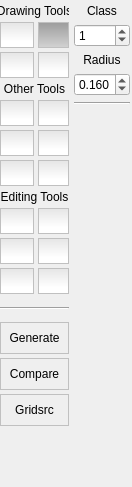
This is MLDemos/drawingTools.ui in b4silio/MLDemos as Qt 5 draws it before an edit. The edited form follows.
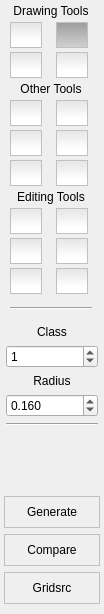
This is the edited form. Icons and pictures are not drawn.

What changed in the file:
```diff
--- a/MLDemos/drawingTools.ui
+++ b/MLDemos/drawingTools.ui
@@ -6,8 +6,8 @@
    <rect>
     <x>0</x>
     <y>0</y>
-    <width>132</width>
-    <height>487</height>
+    <width>104</width>
+    <height>614</height>
    </rect>
   </property>
   <property name="sizePolicy">
@@ -16,30 +16,36 @@
     <verstretch>0</verstretch>
    </sizepolicy>
   </property>
+  <property name="maximumSize">
+   <size>
+    <width>104</width>
+    <height>16777215</height>
+   </size>
+  </property>
   <property name="windowTitle">
    <string>Drawing Toolbar</string>
   </property>
   <property name="autoFillBackground">
    <bool>false</bool>
   </property>
-  <layout class="QHBoxLayout" name="horizontalLayout" stretch="0,1">
+  <layout class="QVBoxLayout" name="verticalLayout_3" stretch="0,0,1,0">
    <property name="spacing">
     <number>3</number>
    </property>
    <property name="leftMargin">
-    <number>0</number>
+    <number>4</number>
    </property>
    <property name="topMargin">
     <number>0</number>
    </property>
    <property name="rightMargin">
-    <number>0</number>
+    <number>4</number>
    </property>
    <property name="bottomMargin">
-    <number>0</number>
+    <number>10</number>
    </property>
    <item>
-    <widget class="QWidget" name="widget" native="true">
+    <widget class="QWidget" name="toolButtons" native="true">
      <property name="sizePolicy">
       <sizepolicy hsizetype="MinimumExpanding" vsizetype="MinimumExpanding">
        <horstretch>0</horstretch>
@@ -52,13 +58,7 @@
        <height>0</height>
       </size>
      </property>
-     <layout class="QFormLayout" name="formLayout">
-      <property name="horizontalSpacing">
-       <number>4</number>
-      </property>
-      <property name="verticalSpacing">
-       <number>4</number>
-      </property>
+     <layout class="QGridLayout" name="gridLayout">
       <property name="leftMargin">
        <number>0</number>
       </property>
@@ -71,6 +71,9 @@
       <property name="bottomMargin">
        <number>0</number>
       </property>
+      <property name="spacing">
+       <number>4</number>
+      </property>
       <item row="0" column="0" colspan="2">
        <widget class="QLabel" name="label_0">
         <property name="font">
@@ -94,6 +97,12 @@
           <height>26</height>
          </size>
         </property>
+        <property name="maximumSize">
+         <size>
+          <width>32</width>
+          <height>16777215</height>
+         </size>
+        </property>
         <property name="font">
          <font>
           <pointsize>9</pointsize>
@@ -162,6 +171,12 @@
           <height>26</height>
          </size>
         </property>
+        <property name="maximumSize">
+         <size>
+          <width>32</width>
+          <height>16777215</height>
+         </size>
+        </property>
         <property name="font">
          <font>
           <pointsize>9</pointsize>
@@ -227,6 +242,12 @@
           <height>26</height>
          </size>
         </property>
+        <property name="maximumSize">
+         <size>
+          <width>32</width>
+          <height>16777215</height>
+         </size>
+        </property>
         <property name="font">
          <font>
           <pointsize>9</pointsize>
@@ -295,6 +316,12 @@
           <height>26</height>
          </size>
         </property>
+        <property name="maximumSize">
+         <size>
+          <width>32</width>
+          <height>16777215</height>
+         </size>
+        </property>
         <property name="font">
          <font>
           <pointsize>9</pointsize>
@@ -349,7 +376,7 @@
         </attribute>
        </widget>
       </item>
-      <item row="5" column="0" colspan="2">
+      <item row="3" column="0" colspan="2">
        <widget class="QLabel" name="label_1">
         <property name="font">
          <font>
@@ -364,7 +391,7 @@
         </property>
        </widget>
       </item>
-      <item row="6" column="0">
+      <item row="4" column="0">
        <widget class="QPushButton" name="spray3DButton">
         <property name="minimumSize">
          <size>
@@ -372,6 +399,12 @@
           <height>26</height>
          </size>
         </property>
+        <property name="maximumSize">
+         <size>
+          <width>32</width>
+          <height>16777215</height>
+         </size>
+        </property>
         <property name="font">
          <font>
           <pointsize>9</pointsize>
@@ -426,7 +459,7 @@
         </attribute>
        </widget>
       </item>
-      <item row="6" column="1">
+      <item row="4" column="1">
        <widget class="QPushButton" name="trajectoryButton">
         <property name="minimumSize">
          <size>
@@ -434,6 +467,12 @@
           <height>26</height>
          </size>
         </property>
+        <property name="maximumSize">
+         <size>
+          <width>32</width>
+          <height>16777215</height>
+         </size>
+        </property>
         <property name="font">
          <font>
           <pointsize>9</pointsize>
@@ -494,7 +533,7 @@
         </attribute>
        </widget>
       </item>
-      <item row="7" column="0">
+      <item row="5" column="0">
        <widget class="QPushButton" name="paintButton">
         <property name="minimumSize">
          <size>
@@ -502,6 +541,12 @@
           <height>26</height>
          </size>
         </property>
+        <property name="maximumSize">
+         <size>
+          <width>32</width>
+          <height>16777215</height>
+         </size>
+        </property>
         <property name="font">
          <font>
           <pointsize>9</pointsize>
@@ -556,7 +601,7 @@
         </attribute>
        </widget>
       </item>
-      <item row="7" column="1">
+      <item row="5" column="1">
        <widget class="QPushButton" name="obstacleButton">
         <property name="minimumSize">
          <size>
@@ -564,6 +609,12 @@
           <height>26</height>
          </size>
         </property>
+        <property name="maximumSize">
+         <size>
+          <width>32</width>
+          <height>16777215</height>
+         </size>
+        </property>
         <property name="font">
          <font>
           <pointsize>9</pointsize>
@@ -618,7 +669,7 @@
         </attribute>
        </widget>
       </item>
-      <item row="8" column="0">
+      <item row="6" column="0">
        <widget class="QPushButton" name="lineButton">
         <property name="minimumSize">
          <size>
@@ -626,6 +677,12 @@
           <height>26</height>
          </size>
         </property>
+        <property name="maximumSize">
+         <size>
+          <width>32</width>
+          <height>16777215</height>
+         </size>
+        </property>
         <property name="font">
          <font>
           <pointsize>9</pointsize>
@@ -686,7 +743,7 @@
         </attribute>
        </widget>
       </item>
-      <item row="8" column="1">
+      <item row="6" column="1">
        <widget class="QPushButton" name="ellipseButton">
         <property name="minimumSize">
          <size>
@@ -694,6 +751,12 @@
           <height>26</height>
          </size>
         </property>
+        <property name="maximumSize">
+         <size>
+          <width>32</width>
+          <height>16777215</height>
+         </size>
+        </property>
         <property name="font">
          <font>
           <pointsize>9</pointsize>
@@ -754,7 +817,7 @@
         </attribute>
        </widget>
       </item>
-      <item row="10" column="0" colspan="2">
+      <item row="7" column="0" colspan="2">
        <widget class="QLabel" name="label_2">
         <property name="font">
          <font>
@@ -769,7 +832,7 @@
         </property>
        </widget>
       </item>
-      <item row="11" column="0">
+      <item row="8" column="0">
        <widget class="QPushButton" name="dragButton">
         <property name="minimumSize">
          <size>
@@ -777,6 +840,12 @@
           <height>26</height>
          </size>
         </property>
+        <property name="maximumSize">
+         <size>
+          <width>32</width>
+          <height>16777215</height>
+         </size>
+        </property>
         <property name="font">
          <font>
           <pointsize>9</pointsize>
@@ -831,7 +900,7 @@
         </attribute>
        </widget>
       </item>
-      <item row="11" column="1">
+      <item row="8" column="1">
        <widget class="QPushButton" name="moveButton">
         <property name="minimumSize">
          <size>
@@ -839,6 +908,12 @@
           <height>26</height>
          </size>
         </property>
+        <property name="maximumSize">
+         <size>
+          <width>32</width>
+          <height>16777215</height>
+         </size>
+        </property>
         <property name="font">
          <font>
           <pointsize>9</pointsize>
@@ -893,7 +968,7 @@
         </attribute>
        </widget>
       </item>
-      <item row="12" column="0">
+      <item row="9" column="0">
        <widget class="QPushButton" name="moveClassButton">
         <property name="minimumSize">
          <size>
@@ -901,6 +976,12 @@
           <height>26</height>
          </size>
         </property>
+        <property name="maximumSize">
+         <size>
+          <width>32</width>
+          <height>16777215</height>
+         </size>
+        </property>
         <property name="font">
          <font>
           <pointsize>9</pointsize>
@@ -955,7 +1036,7 @@
         </attribute>
        </widget>
       </item>
-      <item row="12" column="1">
+      <item row="9" column="1">
        <widget class="QPushButton" name="extrudeButton">
         <property name="minimumSize">
          <size>
@@ -963,6 +1044,12 @@
           <height>26</height>
          </size>
         </property>
+        <property name="maximumSize">
+         <size>
+          <width>32</width>
+          <height>16777215</height>
+         </size>
+        </property>
         <property name="font">
          <font>
           <pointsize>9</pointsize>
@@ -1017,7 +1104,7 @@
         </attribute>
        </widget>
       </item>
-      <item row="13" column="0">
+      <item row="10" column="0">
        <widget class="QPushButton" name="dimPlusButton">
         <property name="minimumSize">
          <size>
@@ -1025,6 +1112,12 @@
           <height>26</height>
          </size>
         </property>
+        <property name="maximumSize">
+         <size>
+          <width>32</width>
+          <height>16777215</height>
+         </size>
+        </property>
         <property name="font">
          <font>
           <pointsize>9</pointsize>
@@ -1085,7 +1178,7 @@
         </attribute>
        </widget>
       </item>
-      <item row="13" column="1">
+      <item row="10" column="1">
        <widget class="QPushButton" name="dimLessButton">
         <property name="minimumSize">
          <size>
@@ -1093,6 +1186,12 @@
           <height>26</height>
          </size>
         </property>
+        <property name="maximumSize">
+         <size>
+          <width>32</width>
+          <height>16777215</height>
+         </size>
+        </property>
         <property name="font">
          <font>
           <pointsize>9</pointsize>
@@ -1153,7 +1252,7 @@
         </attribute>
        </widget>
       </item>
-      <item row="15" column="0" colspan="2">
+      <item row="11" column="0" colspan="2">
        <widget class="Line" name="line_5">
         <property name="minimumSize">
          <size>
@@ -1166,192 +1265,6 @@
         </property>
        </widget>
       </item>
-      <item row="16" column="0" colspan="2">
-       <widget class="QPushButton" name="datasetGeneratorButton">
-        <property name="minimumSize">
-         <size>
-          <width>0</width>
-          <height>32</height>
-         </size>
-        </property>
-        <property name="font">
-         <font>
-          <pointsize>9</pointsize>
-         </font>
-        </property>
-        <property name="toolTip">
-         <string>&lt;!DOCTYPE HTML PUBLIC &quot;-//W3C//DTD HTML 4.0//EN&quot; &quot;http://www.w3.org/TR/REC-html40/strict.dtd&quot;&gt;
-&lt;html&gt;&lt;head&gt;&lt;meta name=&quot;qrichtext&quot; content=&quot;1&quot; /&gt;&lt;style type=&quot;text/css&quot;&gt;
-p, li { white-space: pre-wrap; }
-&lt;/style&gt;&lt;/head&gt;&lt;body style=&quot; font-family:'Lucida Grande'; font-size:9pt; font-weight:400; font-style:normal;&quot;&gt;
-&lt;p style=&quot; margin-top:0px; margin-bottom:0px; margin-left:0px; margin-right:0px; -qt-block-indent:0; text-indent:0px;&quot;&gt;Change samples labels&lt;/p&gt;&lt;/body&gt;&lt;/html&gt;</string>
-        </property>
-        <property name="styleSheet">
-         <string notr="true">QPushButton {
-border-style: ridge;
-border-width: 1px;
-border-color: gray;
-#background-color: qlineargradient( x1:0 y1:-0.5, x2:0 y2:0.75, stop:0 lightgray, stop:1 white);
-}
-
-QPushButton:checked {
-#background-color: qlineargradient( x1:0 y1:-0.5, x2:0 y2:1, stop:0 gray, stop:1 lightgray);
-}</string>
-        </property>
-        <property name="text">
-         <string>Generate</string>
-        </property>
-        <property name="icon">
-         <iconset resource="mldemos.qrc">
-          <normaloff>:/MLDemos/icons/icons_datagenerator.png</normaloff>:/MLDemos/icons/icons_datagenerator.png</iconset>
-        </property>
-        <property name="iconSize">
-         <size>
-          <width>20</width>
-          <height>20</height>
-         </size>
-        </property>
-        <property name="checkable">
-         <bool>true</bool>
-        </property>
-        <property name="checked">
-         <bool>false</bool>
-        </property>
-        <property name="autoDefault">
-         <bool>false</bool>
-        </property>
-        <property name="default">
-         <bool>false</bool>
-        </property>
-        <property name="flat">
-         <bool>false</bool>
-        </property>
-       </widget>
-      </item>
-      <item row="17" column="0" colspan="2">
-       <widget class="QPushButton" name="compareButton">
-        <property name="minimumSize">
-         <size>
-          <width>0</width>
-          <height>32</height>
-         </size>
-        </property>
-        <property name="font">
-         <font>
-          <pointsize>9</pointsize>
-         </font>
-        </property>
-        <property name="toolTip">
-         <string>&lt;!DOCTYPE HTML PUBLIC &quot;-//W3C//DTD HTML 4.0//EN&quot; &quot;http://www.w3.org/TR/REC-html40/strict.dtd&quot;&gt;
-&lt;html&gt;&lt;head&gt;&lt;meta name=&quot;qrichtext&quot; content=&quot;1&quot; /&gt;&lt;style type=&quot;text/css&quot;&gt;
-p, li { white-space: pre-wrap; }
-&lt;/style&gt;&lt;/head&gt;&lt;body style=&quot; font-family:'Lucida Grande'; font-size:9pt; font-weight:400; font-style:normal;&quot;&gt;
-&lt;p style=&quot; margin-top:0px; margin-bottom:0px; margin-left:0px; margin-right:0px; -qt-block-indent:0; text-indent:0px;&quot;&gt;Change samples labels&lt;/p&gt;&lt;/body&gt;&lt;/html&gt;</string>
-        </property>
-        <property name="styleSheet">
-         <string notr="true">QPushButton {
-border-style: ridge;
-border-width: 1px;
-border-color: gray;
-#background-color: qlineargradient( x1:0 y1:-0.5, x2:0 y2:0.75, stop:0 lightgray, stop:1 white);
-}
-
-QPushButton:checked {
-#background-color: qlineargradient( x1:0 y1:-0.5, x2:0 y2:1, stop:0 gray, stop:1 lightgray);
-}</string>
-        </property>
-        <property name="text">
-         <string>Compare</string>
-        </property>
-        <property name="icon">
-         <iconset resource="mldemos.qrc">
-          <normaloff>:/MLDemos/icons/icons_compare.png</normaloff>:/MLDemos/icons/icons_compare.png</iconset>
-        </property>
-        <property name="iconSize">
-         <size>
-          <width>20</width>
-          <height>20</height>
-         </size>
-        </property>
-        <property name="checkable">
-         <bool>true</bool>
-        </property>
-        <property name="checked">
-         <bool>false</bool>
-        </property>
-        <property name="autoDefault">
-         <bool>false</bool>
-        </property>
-        <property name="default">
-         <bool>false</bool>
-        </property>
-        <property name="flat">
-         <bool>false</bool>
-        </property>
-       </widget>
-      </item>
-      <item row="18" column="0" colspan="2">
-       <widget class="QPushButton" name="gridsearchButton">
-        <property name="minimumSize">
-         <size>
-          <width>0</width>
-          <height>32</height>
-         </size>
-        </property>
-        <property name="font">
-         <font>
-          <pointsize>9</pointsize>
-         </font>
-        </property>
-        <property name="toolTip">
-         <string>&lt;!DOCTYPE HTML PUBLIC &quot;-//W3C//DTD HTML 4.0//EN&quot; &quot;http://www.w3.org/TR/REC-html40/strict.dtd&quot;&gt;
-&lt;html&gt;&lt;head&gt;&lt;meta name=&quot;qrichtext&quot; content=&quot;1&quot; /&gt;&lt;style type=&quot;text/css&quot;&gt;
-p, li { white-space: pre-wrap; }
-&lt;/style&gt;&lt;/head&gt;&lt;body style=&quot; font-family:'Lucida Grande'; font-size:9pt; font-weight:400; font-style:normal;&quot;&gt;
-&lt;p style=&quot; margin-top:0px; margin-bottom:0px; margin-left:0px; margin-right:0px; -qt-block-indent:0; text-indent:0px;&quot;&gt;Change samples labels&lt;/p&gt;&lt;/body&gt;&lt;/html&gt;</string>
-        </property>
-        <property name="styleSheet">
-         <string notr="true">QPushButton {
-border-style: ridge;
-border-width: 1px;
-border-color: gray;
-#background-color: qlineargradient( x1:0 y1:-0.5, x2:0 y2:0.75, stop:0 lightgray, stop:1 white);
-}
-
-QPushButton:checked {
-#background-color: qlineargradient( x1:0 y1:-0.5, x2:0 y2:1, stop:0 gray, stop:1 lightgray);
-}</string>
-        </property>
-        <property name="text">
-         <string>Gridsrc</string>
-        </property>
-        <property name="icon">
-         <iconset resource="mldemos.qrc">
-          <normaloff>:/MLDemos/icons/icons_gridsearch.png</normaloff>:/MLDemos/icons/icons_gridsearch.png</iconset>
-        </property>
-        <property name="iconSize">
-         <size>
-          <width>20</width>
-          <height>20</height>
-         </size>
-        </property>
-        <property name="checkable">
-         <bool>true</bool>
-        </property>
-        <property name="checked">
-         <bool>false</bool>
-        </property>
-        <property name="autoDefault">
-         <bool>false</bool>
-        </property>
-        <property name="default">
-         <bool>false</bool>
-        </property>
-        <property name="flat">
-         <bool>false</bool>
-        </property>
-       </widget>
-      </item>
      </layout>
     </widget>
    </item>
@@ -1479,6 +1392,229 @@
      </layout>
     </widget>
    </item>
+   <item>
+    <spacer name="verticalSpacer">
+     <property name="orientation">
+      <enum>Qt::Vertical</enum>
+     </property>
+     <property name="sizeHint" stdset="0">
+      <size>
+       <width>20</width>
+       <height>40</height>
+      </size>
+     </property>
+    </spacer>
+   </item>
+   <item>
+    <widget class="QWidget" name="toolGenerate" native="true">
+     <property name="maximumSize">
+      <size>
+       <width>16777215</width>
+       <height>16777215</height>
+      </size>
+     </property>
+     <layout class="QVBoxLayout" name="verticalLayout_4">
+      <property name="leftMargin">
+       <number>0</number>
+      </property>
+      <property name="topMargin">
+       <number>0</number>
+      </property>
+      <property name="rightMargin">
+       <number>0</number>
+      </property>
+      <property name="bottomMargin">
+       <number>0</number>
+      </property>
+      <item>
+       <widget class="QPushButton" name="datasetGeneratorButton">
+        <property name="minimumSize">
+         <size>
+          <width>0</width>
+          <height>32</height>
+         </size>
+        </property>
+        <property name="font">
+         <font>
+          <pointsize>9</pointsize>
+         </font>
+        </property>
+        <property name="toolTip">
+         <string>&lt;!DOCTYPE HTML PUBLIC &quot;-//W3C//DTD HTML 4.0//EN&quot; &quot;http://www.w3.org/TR/REC-html40/strict.dtd&quot;&gt;
+&lt;html&gt;&lt;head&gt;&lt;meta name=&quot;qrichtext&quot; content=&quot;1&quot; /&gt;&lt;style type=&quot;text/css&quot;&gt;
+p, li { white-space: pre-wrap; }
+&lt;/style&gt;&lt;/head&gt;&lt;body style=&quot; font-family:'Lucida Grande'; font-size:9pt; font-weight:400; font-style:normal;&quot;&gt;
+&lt;p style=&quot; margin-top:0px; margin-bottom:0px; margin-left:0px; margin-right:0px; -qt-block-indent:0; text-indent:0px;&quot;&gt;Change samples labels&lt;/p&gt;&lt;/body&gt;&lt;/html&gt;</string>
+        </property>
+        <property name="styleSheet">
+         <string notr="true">QPushButton {
+border-style: ridge;
+border-width: 1px;
+border-color: gray;
+#background-color: qlineargradient( x1:0 y1:-0.5, x2:0 y2:0.75, stop:0 lightgray, stop:1 white);
+}
+
+QPushButton:checked {
+#background-color: qlineargradient( x1:0 y1:-0.5, x2:0 y2:1, stop:0 gray, stop:1 lightgray);
+}</string>
+        </property>
+        <property name="text">
+         <string>Generate</string>
+        </property>
+        <property name="icon">
+         <iconset resource="mldemos.qrc">
+          <normaloff>:/MLDemos/icons/icons_datagenerator.png</normaloff>:/MLDemos/icons/icons_datagenerator.png</iconset>
+        </property>
+        <property name="iconSize">
+         <size>
+          <width>20</width>
+          <height>20</height>
+         </size>
+        </property>
+        <property name="checkable">
+         <bool>true</bool>
+        </property>
+        <property name="checked">
+         <bool>false</bool>
+        </property>
+        <property name="autoDefault">
+         <bool>false</bool>
+        </property>
+        <property name="default">
+         <bool>false</bool>
+        </property>
+        <property name="flat">
+         <bool>false</bool>
+        </property>
+       </widget>
+      </item>
+      <item>
+       <widget class="QPushButton" name="compareButton">
+        <property name="minimumSize">
+         <size>
+          <width>0</width>
+          <height>32</height>
+         </size>
+        </property>
+        <property name="font">
+         <font>
+          <pointsize>9</pointsize>
+         </font>
+        </property>
+        <property name="toolTip">
+         <string>&lt;!DOCTYPE HTML PUBLIC &quot;-//W3C//DTD HTML 4.0//EN&quot; &quot;http://www.w3.org/TR/REC-html40/strict.dtd&quot;&gt;
+&lt;html&gt;&lt;head&gt;&lt;meta name=&quot;qrichtext&quot; content=&quot;1&quot; /&gt;&lt;style type=&quot;text/css&quot;&gt;
+p, li { white-space: pre-wrap; }
+&lt;/style&gt;&lt;/head&gt;&lt;body style=&quot; font-family:'Lucida Grande'; font-size:9pt; font-weight:400; font-style:normal;&quot;&gt;
+&lt;p style=&quot; margin-top:0px; margin-bottom:0px; margin-left:0px; margin-right:0px; -qt-block-indent:0; text-indent:0px;&quot;&gt;Change samples labels&lt;/p&gt;&lt;/body&gt;&lt;/html&gt;</string>
+        </property>
+        <property name="styleSheet">
+         <string notr="true">QPushButton {
+border-style: ridge;
+border-width: 1px;
+border-color: gray;
+#background-color: qlineargradient( x1:0 y1:-0.5, x2:0 y2:0.75, stop:0 lightgray, stop:1 white);
+}
+
+QPushButton:checked {
+#background-color: qlineargradient( x1:0 y1:-0.5, x2:0 y2:1, stop:0 gray, stop:1 lightgray);
+}</string>
+        </property>
+        <property name="text">
+         <string>Compare</string>
+        </property>
+        <property name="icon">
+         <iconset resource="mldemos.qrc">
+          <normaloff>:/MLDemos/icons/icons_compare.png</normaloff>:/MLDemos/icons/icons_compare.png</iconset>
+        </property>
+        <property name="iconSize">
+         <size>
+          <width>20</width>
+          <height>20</height>
+         </size>
+        </property>
+        <property name="checkable">
+         <bool>true</bool>
+        </property>
+        <property name="checked">
+         <bool>false</bool>
+        </property>
+        <property name="autoDefault">
+         <bool>false</bool>
+        </property>
+        <property name="default">
+         <bool>false</bool>
+        </property>
+        <property name="flat">
+         <bool>false</bool>
+        </property>
+       </widget>
+      </item>
+      <item>
+       <widget class="QPushButton" name="gridsearchButton">
+        <property name="minimumSize">
+         <size>
+          <width>0</width>
+          <height>32</height>
+         </size>
+        </property>
+        <property name="font">
+         <font>
+          <pointsize>9</pointsize>
+         </font>
+        </property>
+        <property name="toolTip">
+         <string>&lt;!DOCTYPE HTML PUBLIC &quot;-//W3C//DTD HTML 4.0//EN&quot; &quot;http://www.w3.org/TR/REC-html40/strict.dtd&quot;&gt;
+&lt;html&gt;&lt;head&gt;&lt;meta name=&quot;qrichtext&quot; content=&quot;1&quot; /&gt;&lt;style type=&quot;text/css&quot;&gt;
+p, li { white-space: pre-wrap; }
+&lt;/style&gt;&lt;/head&gt;&lt;body style=&quot; font-family:'Lucida Grande'; font-size:9pt; font-weight:400; font-style:normal;&quot;&gt;
+&lt;p style=&quot; margin-top:0px; margin-bottom:0px; margin-left:0px; margin-right:0px; -qt-block-indent:0; text-indent:0px;&quot;&gt;Change samples labels&lt;/p&gt;&lt;/body&gt;&lt;/html&gt;</string>
+        </property>
+        <property name="styleSheet">
+         <string notr="true">QPushButton {
+border-style: ridge;
+border-width: 1px;
+border-color: gray;
+#background-color: qlineargradient( x1:0 y1:-0.5, x2:0 y2:0.75, stop:0 lightgray, stop:1 white);
+}
+
+QPushButton:checked {
+#background-color: qlineargradient( x1:0 y1:-0.5, x2:0 y2:1, stop:0 gray, stop:1 lightgray);
+}</string>
+        </property>
+        <property name="text">
+         <string>Gridsrc</string>
+        </property>
+        <property name="icon">
+         <iconset resource="mldemos.qrc">
+          <normaloff>:/MLDemos/icons/icons_gridsearch.png</normaloff>:/MLDemos/icons/icons_gridsearch.png</iconset>
+        </property>
+        <property name="iconSize">
+         <size>
+          <width>20</width>
+          <height>20</height>
+         </size>
+        </property>
+        <property name="checkable">
+         <bool>true</bool>
+        </property>
+        <property name="checked">
+         <bool>false</bool>
+        </property>
+        <property name="autoDefault">
+         <bool>false</bool>
+        </property>
+        <property name="default">
+         <bool>false</bool>
+        </property>
+        <property name="flat">
+         <bool>false</bool>
+        </property>
+       </widget>
+      </item>
+     </layout>
+    </widget>
+   </item>
   </layout>
  </widget>
  <resources>
```
